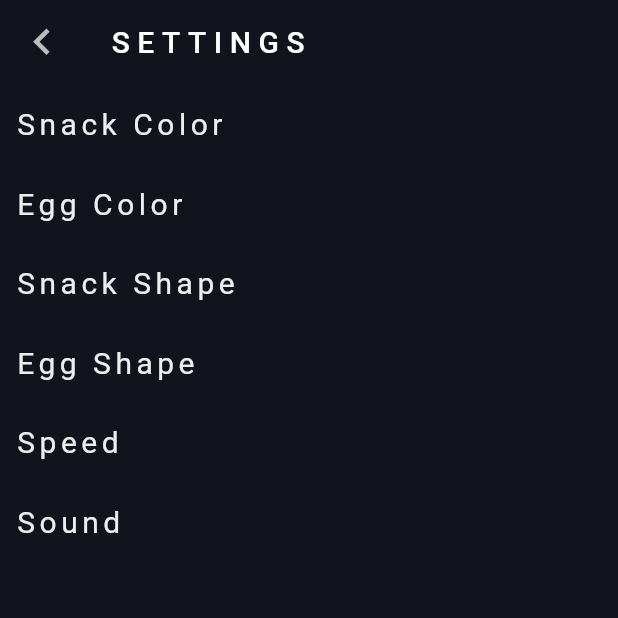
After one commit to Ajaysinh1290/Snack-game-in-flutter, a Flutter app: the screen it shows after launch, after a tap on "Settings", on a phone screen of 412 x 824 dp, the top half of it. The commit adds this screen. Run offline on Flutter 3.47's test engine with Material 2 defaults, Android fonts, the phone set to English and light mode, and no system bars; our stand-ins replace audioplayers, google_fonts, sqflite; accounts and stored records are empty.

Commit message:
Settings screen created

```diff
--- a/lib/game/home_page.dart
+++ b/lib/game/home_page.dart
@@ -5,6 +5,7 @@ import 'package:snack_game/database/resume_game_db.dart';
 import 'package:snack_game/database/score_db.dart';
 import 'package:snack_game/game/game_screen.dart';
 import 'package:snack_game/game/score_screen.dart';
+import 'package:snack_game/game/settings_screen.dart';
 import 'package:snack_game/utils/color_pallette.dart';
 import 'package:snack_game/widgets/my_button.dart';
 
@@ -98,7 +99,9 @@ class _HomePageState extends State<HomePage> {
               textColor: Colors.black,
               width: 200,
               height: 50,
-              onPressed: null,
+              onPressed: (){
+                Navigator.push(context, MaterialPageRoute(builder: (context)=>SettingsScreen()));
+              },
             ),
           ),
         ],
--- /dev/null
+++ b/lib/game/settings_screen.dart
@@ -0,0 +1,64 @@
+import 'package:flutter/material.dart';
+import 'package:google_fonts/google_fonts.dart';
+import 'package:snack_game/utils/color_pallette.dart';
+
+class SettingsScreen extends StatefulWidget {
+  @override
+  _SettingsScreenState createState() => _SettingsScreenState();
+}
+
+class _SettingsScreenState extends State<SettingsScreen> {
+  @override
+  Widget build(BuildContext context) {
+    return Scaffold(
+      backgroundColor: ColorPallette.canvasColor,
+      appBar: AppBar(
+        leading: IconButton(
+          onPressed: () {
+            Navigator.pop(context);
+          },
+          icon: Icon(
+            Icons.chevron_left,
+            size: 35,
+            color: Colors.grey[400],
+          ),
+        ),
+        title: Text(
+          'SETTINGS',
+          style: GoogleFonts.aBeeZee(color: Colors.white, letterSpacing: 5),
+        ),
+        elevation: 0,
+        backgroundColor: ColorPallette.canvasColor,
+      ),
+      body: Column(
+        crossAxisAlignment: CrossAxisAlignment.start,
+        children: [
+          TitleSettings('Snack Color',),
+          TitleSettings('Egg Color'),
+          TitleSettings('Snack Shape'),
+          TitleSettings('Egg Shape'),
+          TitleSettings('Speed'),
+          TitleSettings('Sound')
+        ],
+      ),
+    );
+  }
+}
+
+class TitleSettings extends StatelessWidget {
+  final text;
+  TitleSettings(this.text);
+  @override
+  Widget build(BuildContext context) {
+    return Padding(
+      padding: const EdgeInsets.symmetric(vertical: 15,horizontal: 10),
+      child: Text(
+        text,
+        style: GoogleFonts.aBeeZee(
+            fontSize: 20,
+            letterSpacing: 3,
+            color: Colors.grey[200]),
+      ),
+    );
+  }
+}
```
